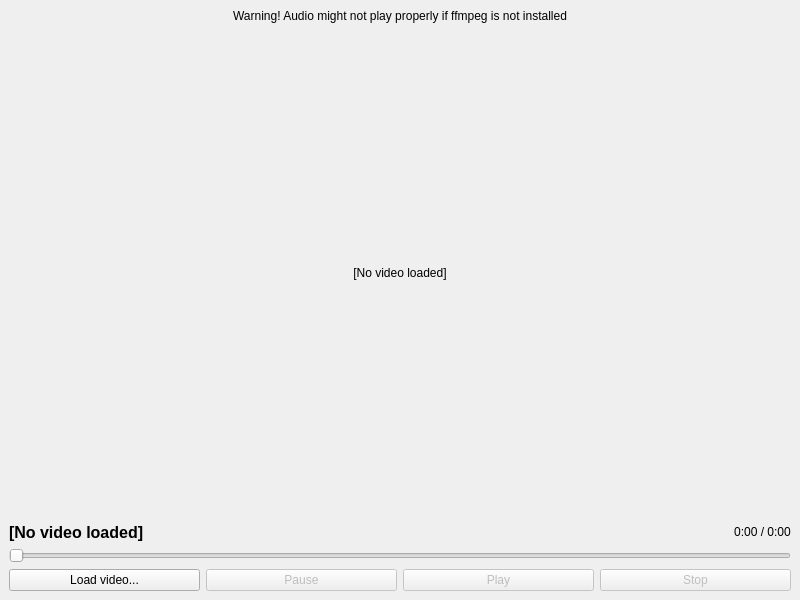
Above: apps/video_player.ui from Vad1mChK/Lab05MultiMedia before the change. Below: the same form after it.
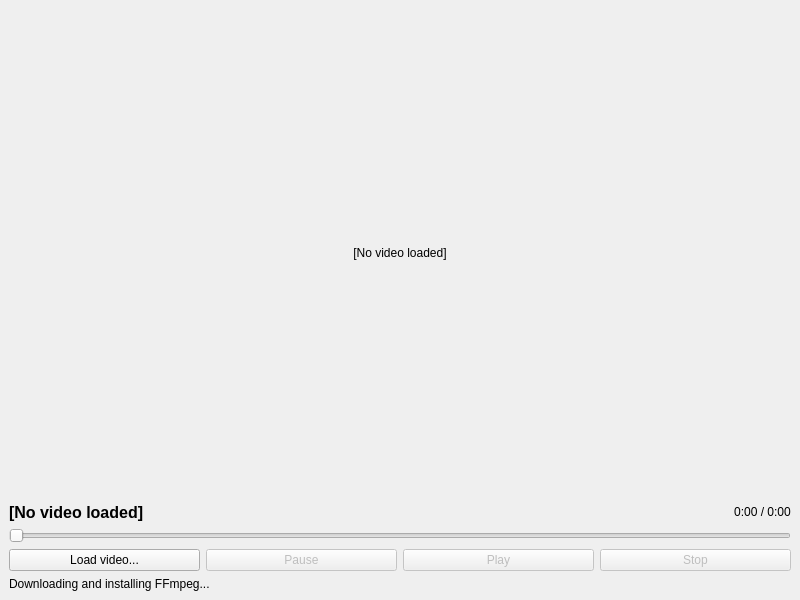
That is the form after the change. Icons and pictures are not drawn.

Commit message: ffmpeg download carried to separate thread to avoid blocking ui

```diff
--- a/apps/video_player.ui
+++ b/apps/video_player.ui
@@ -17,16 +17,6 @@
    <layout class="QVBoxLayout" name="verticalLayout_2">
     <item>
      <layout class="QVBoxLayout" name="verticalLayout">
-      <item>
-       <widget class="QLabel" name="label">
-        <property name="text">
-         <string>Warning! Audio might not play properly if ffmpeg is not installed</string>
-        </property>
-        <property name="alignment">
-         <set>Qt::AlignmentFlag::AlignCenter</set>
-        </property>
-       </widget>
-      </item>
       <item>
        <widget class="QLabel" name="videoLabel">
         <property name="sizePolicy">
@@ -188,6 +178,13 @@
         </item>
        </layout>
       </item>
+      <item>
+       <widget class="QLabel" name="statusLabel">
+        <property name="text">
+         <string>Downloading and installing FFmpeg...</string>
+        </property>
+       </widget>
+      </item>
      </layout>
     </item>
    </layout>
```
The commit also changes 1 other file.
